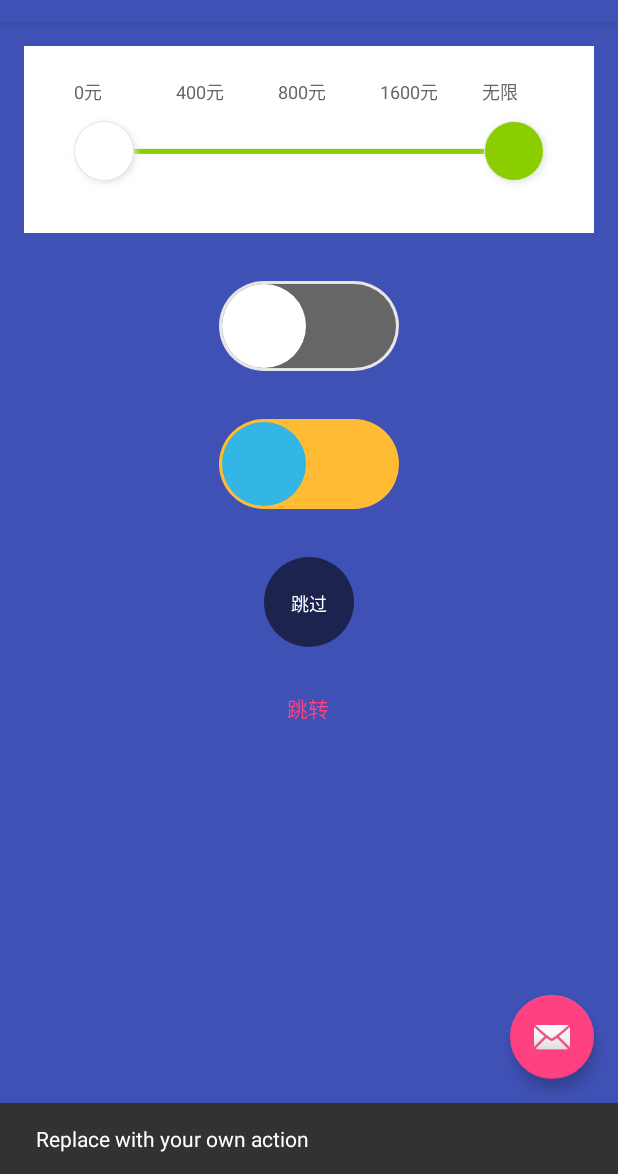
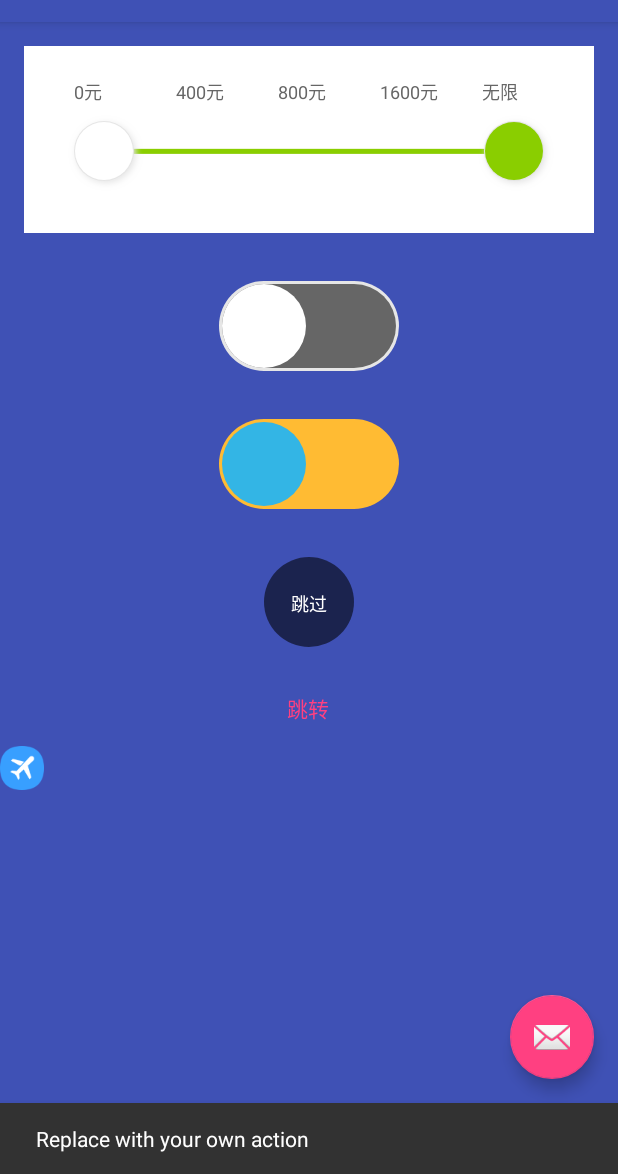
Before and after one commit to GuoFeilong/ATDragViewDemo, an Android app: the screen it shows after launch (MainActivity), after a tap on an icon or button, on a phone screen of 412 x 824 dp, the part 62-1236 px from its top. Run offline under Robolectric (Android 15) with nearby library versions, the phone set to English and light mode, and no system bars; libraries missing offline, so code that uses them is left out: com.orhanobut.logger; 1 statement that could not run was skipped.

```diff
--- a/app/src/main/java/com/asiatravel/atdragviewdemo/customview/CountDownCircleView.java
+++ b/app/src/main/java/com/asiatravel/atdragviewdemo/customview/CountDownCircleView.java
@@ -7,11 +7,9 @@ import android.content.Context;
 import android.content.res.TypedArray;
 import android.graphics.Canvas;
 import android.graphics.Color;
-import android.graphics.ImageFormat;
 import android.graphics.Paint;
 import android.graphics.Point;
 import android.graphics.RectF;
-import android.support.v4.content.ContextCompat;
 import android.util.AttributeSet;
 import android.util.TypedValue;
 import android.view.MotionEvent;
--- a/app/src/main/java/com/asiatravel/atdragviewdemo/ui/MainActivity.java
+++ b/app/src/main/java/com/asiatravel/atdragviewdemo/ui/MainActivity.java
@@ -23,6 +23,7 @@ import java.util.ArrayList;
 import java.util.List;
 
 public class MainActivity extends AppCompatActivity {
+
 
     @Override
     protected void onCreate(Bundle savedInstanceState) {
--- a/app/src/main/res/layout/activity_list.xml
+++ b/app/src/main/res/layout/activity_list.xml
@@ -1,16 +1,16 @@
 <?xml version="1.0" encoding="utf-8"?>
 <LinearLayout xmlns:android="http://schemas.android.com/apk/res/android"
     android:layout_width="match_parent"
+    android:layout_height="match_parent"
     android:background="@color/colorPrimary"
-    android:layout_height="match_parent"
     android:orientation="vertical">
 
     <ListView
-        android:clipToPadding="true"
         android:id="@+id/lv_test"
         android:layout_width="match_parent"
         android:layout_height="match_parent"
-        android:listSelector="@null"
+        android:clipToPadding="true"
+        android:listSelector="@android:color/transparent"
         android:overScrollMode="never"
         android:scrollbars="none">
 
--- a/app/src/main/res/layout/content_main.xml
+++ b/app/src/main/res/layout/content_main.xml
@@ -63,4 +63,9 @@
         android:text="跳转"
         android:textColor="@color/colorAccent" />
 
+    <ImageView
+        android:layout_width="wrap_content"
+        android:src="@mipmap/customer_service_flight"
+        android:layout_height="wrap_content" />
+
 </LinearLayout>
--- a/app/src/main/res/layout/layout_test.xml
+++ b/app/src/main/res/layout/layout_test.xml
@@ -106,7 +106,7 @@
                     android:layout_centerInParent="true"
                     android:orientation="vertical">
 
-                    <!-- 代码里面设置的￥为12sp，数字为30sp -->
+                    <!-- 代码里面的￥为12sp，数字为30sp -->
                     <TextView
                         android:id="@+id/red_packets_face_value_tv"
                         android:layout_width="wrap_content"
```
Also changed, not shown: app/src/main/java/com/asiatravel/atdragviewdemo/ui/ViewShowActivity.java (+4 -3 lines), app/src/main/res/mipmap-xhdpi/customer_service_flight.png (added), 1 other file.
